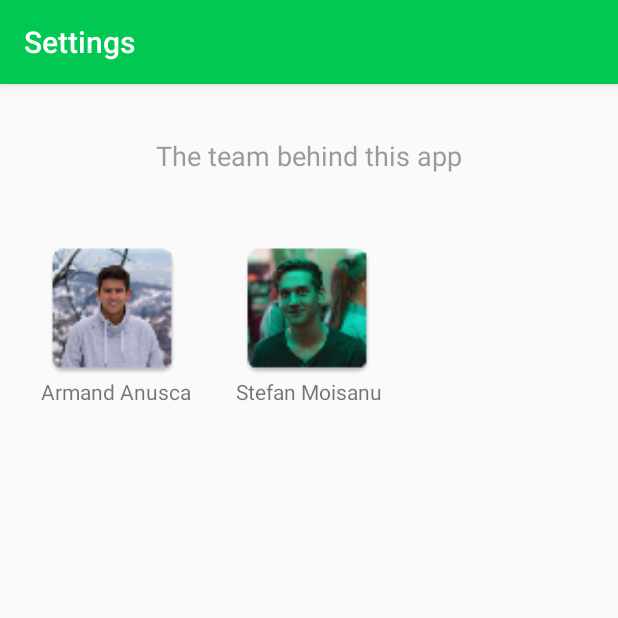
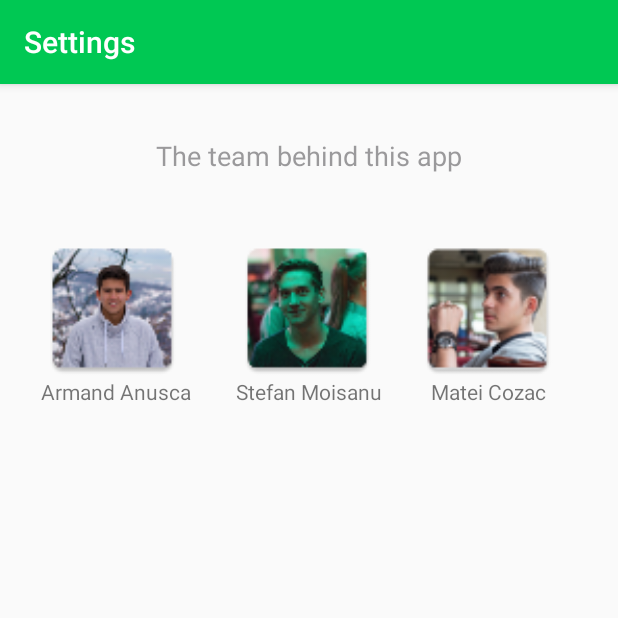
Before and after one commit to armandanusca/FinMath, an Android app: the Settings screen opened directly, with no data from a screen before it, on a phone screen of 412 x 824 dp, the top half of it. Run offline under Robolectric (Android 15) with nearby library versions, the phone set to English and light mode, and no system bars; pictures from the network do not load; 4 statements that could not run were skipped.

Commit message:
Matei
added

```diff
--- a/app/src/main/java/com/example/lyostudio/finmath/MainActivity.java
+++ b/app/src/main/java/com/example/lyostudio/finmath/MainActivity.java
@@ -3,7 +3,6 @@ package com.example.lyostudio.finmath;
 import android.content.Intent;
 import android.os.Bundle;
 import android.support.design.widget.FloatingActionButton;
-import android.support.design.widget.Snackbar;
 import android.view.View;
 import android.support.design.widget.NavigationView;
 import android.support.v4.view.GravityCompat;
@@ -14,9 +13,6 @@ import android.support.v7.widget.Toolbar;
 import android.view.Menu;
 import android.view.MenuItem;
 import android.net.Uri;
-import android.widget.ImageView;
-
-import com.squareup.picasso.Picasso;
 
 public class MainActivity extends AppCompatActivity
         implements NavigationView.OnNavigationItemSelectedListener {
--- a/app/src/main/res/layout/settings.xml
+++ b/app/src/main/res/layout/settings.xml
@@ -48,4 +48,21 @@
         android:layout_marginLeft="155dp"
         android:layout_alignParentStart="true" />
 
+    <TextView
+        android:layout_width="wrap_content"
+        android:layout_height="wrap_content"
+        android:text="Matei Cozac"
+        android:id="@+id/texs"
+        android:layout_marginTop="195dp"
+        android:layout_marginLeft="287dp" />
+
+    <ImageView
+        android:layout_width="100dp"
+        android:layout_height="100dp"
+        android:id="@+id/imag"
+        android:src="@mipmap/matei"
+        android:layout_marginTop="100dp"
+        android:layout_marginLeft="275dp"
+        android:layout_alignParentStart="true" />
+
 </RelativeLayout>
```
Also changed, not shown: app/src/main/res/layout/content_main.xml (+0 -8 lines), app/src/main/matei-web.png (added), app/src/main/res/mipmap-hdpi/matei.png (added), app/src/main/res/mipmap-mdpi/matei.png (added), app/src/main/res/mipmap-xhdpi/matei.png (added), app/src/main/res/mipmap-xxhdpi/matei.png (added), app/src/main/res/mipmap-xxxhdpi/matei.png (added).
